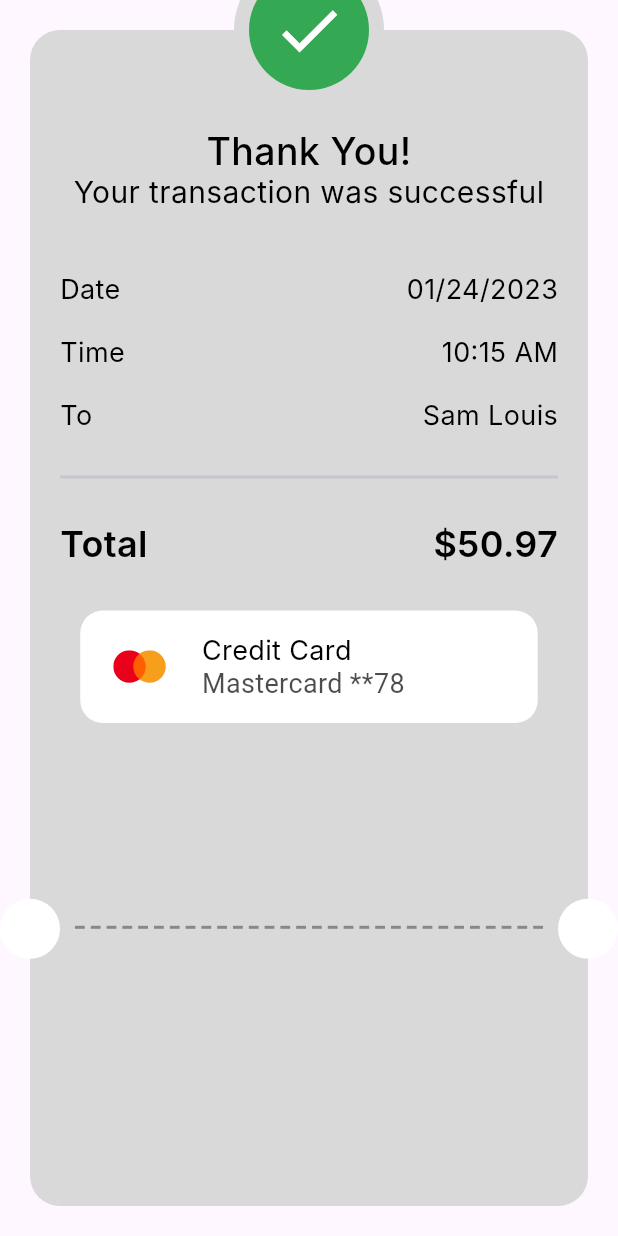
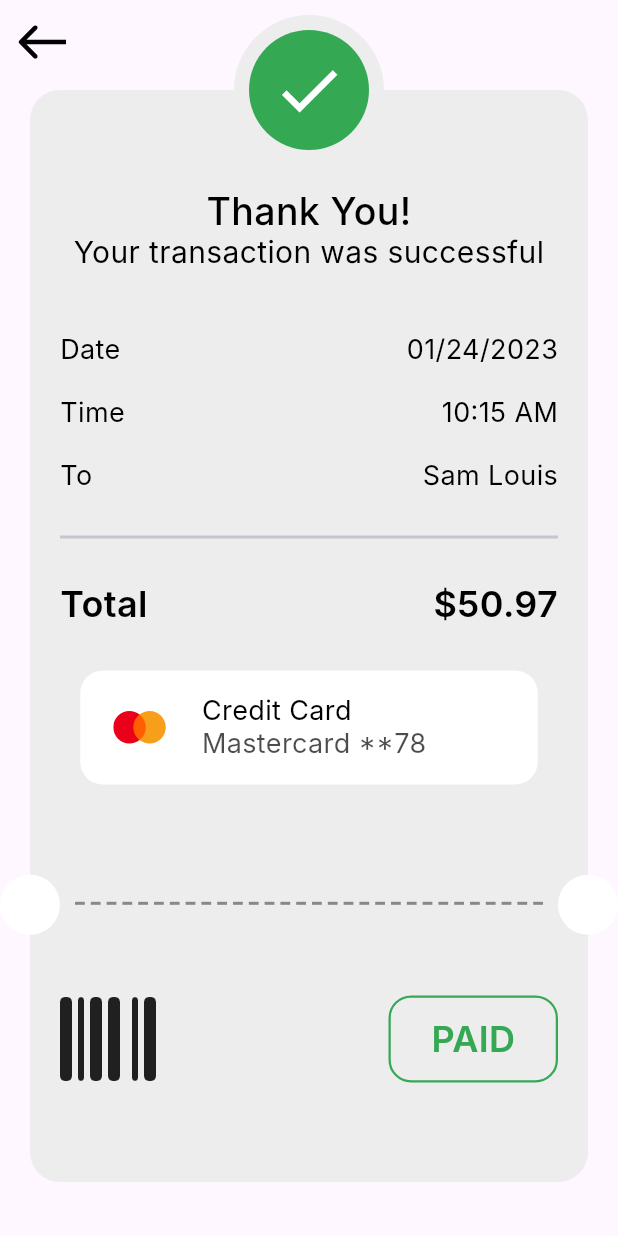
Before and after one commit to Osama-El-Dawli/checkout_app, a Flutter app: the ThankYouView screen opened directly, on a phone screen of 412 x 824 dp. Run offline on Flutter 3.47's test engine with Material 3 defaults, Android fonts, the phone set to English and light mode, and no system bars; our stand-ins replace flutter_credit_card, flutter_svg, font_awesome_flutter; Roboto replaces fonts that are missing (Inter).

Commit message:
Add back button to app bars and update payment flow
- Added back button functionality to the app bars in `PaymentDetailsView` and `ThankYouView`.
- Updated the `MyCartViewBody` to show a payment methods bottom sheet instead of navigating directly to `PaymentDetailsView`.
- Created a new `PaymentMethodsBottomSheet` widget to handle payment method selection.
- Updated the `CardInfoWidget` and `ThankYouCard` to use a consistent background color.
- Added `font_awesome_flutter` dependency for icons in the `ThankYouCard`.

```diff
--- a/lib/features/checkout/presentation/views/thank_you_view.dart
+++ b/lib/features/checkout/presentation/views/thank_you_view.dart
@@ -1,4 +1,5 @@
 import 'package:checkout_app/features/checkout/presentation/views/widgets/body/thank_you_view_body.dart';
+import 'package:checkout_app/features/checkout/presentation/views/widgets/custom_app_bar.dart';
 import 'package:flutter/material.dart';
 
 class ThankYouView extends StatelessWidget {
@@ -6,9 +7,16 @@ class ThankYouView extends StatelessWidget {
 
   @override
   Widget build(BuildContext context) {
-    return const Scaffold(
-      // appBar: customAppBar(title: ''),
-      body: ThankYouViewBody(),
+    return Scaffold(
+      appBar: customAppBar(
+        onTap: () {
+          Navigator.of(context).pop();
+        },
+      ),
+      body: Transform.translate(
+        offset: const Offset(0, -16),
+        child: const ThankYouViewBody(),
+      ),
     );
   }
 }
--- a/lib/features/checkout/presentation/views/widgets/card_info_widget.dart
+++ b/lib/features/checkout/presentation/views/widgets/card_info_widget.dart
@@ -31,10 +31,7 @@ class CardInfoWidget extends StatelessWidget {
                 ),
                 TextSpan(
                   text: 'Mastercard **78',
-                  style: TextStyle(
-                    fontSize: 18,
-                    fontWeight: FontWeight.w400,
-                    height: 0,
+                  style: Styles.style18.copyWith(
                     color: Colors.black.withOpacity(0.7),
                   ),
                 )
--- a/lib/features/checkout/presentation/views/widgets/custom_app_bar.dart
+++ b/lib/features/checkout/presentation/views/widgets/custom_app_bar.dart
@@ -1,16 +1,19 @@
 import 'package:flutter/material.dart';
 import 'package:flutter_svg/svg.dart';
 
-AppBar customAppBar({required final String title}) {
+AppBar customAppBar({final String? title, final void Function()? onTap}) {
   return AppBar(
     backgroundColor: Colors.transparent,
     centerTitle: true,
     elevation: 0,
     leading: Center(
-      child: SvgPicture.asset('assets/images/arrow.svg'),
+      child: GestureDetector(
+        onTap: onTap,
+        child: SvgPicture.asset('assets/images/arrow.svg'),
+      ),
     ),
     title: Text(
-      title,
+      title ?? '',
       style: const TextStyle(
         color: Colors.black,
         fontSize: 25,
--- a/lib/features/checkout/presentation/views/widgets/custom_check_icon.dart
+++ b/lib/features/checkout/presentation/views/widgets/custom_check_icon.dart
@@ -7,7 +7,7 @@ class CustomCheckIcon extends StatelessWidget {
   Widget build(BuildContext context) {
     return const CircleAvatar(
       radius: 50,
-      backgroundColor: Color(0xffD9D9D9),
+      backgroundColor: Color(0xffEDEDED),
       child: CircleAvatar(
         radius: 40,
         backgroundColor: Color(0xff34A853),
--- a/lib/features/checkout/presentation/views/widgets/thank_you_card.dart
+++ b/lib/features/checkout/presentation/views/widgets/thank_you_card.dart
@@ -3,6 +3,7 @@ import 'package:checkout_app/features/checkout/presentation/views/widgets/card_i
 import 'package:checkout_app/features/checkout/presentation/views/widgets/payment_item_info.dart';
 import 'package:checkout_app/features/checkout/presentation/views/widgets/total_price.dart';
 import 'package:flutter/material.dart';
+import 'package:font_awesome_flutter/font_awesome_flutter.dart';
 
 class ThankYouCard extends StatelessWidget {
   const ThankYouCard({super.key});
@@ -12,7 +13,7 @@ class ThankYouCard extends StatelessWidget {
     return Container(
       width: double.infinity,
       decoration: ShapeDecoration(
-        color: const Color(0xffD9D9D9),
+        color: const Color(0xffEDEDED),
         shape: RoundedRectangleBorder(
           borderRadius: BorderRadius.circular(20),
         ),
@@ -63,7 +64,42 @@ class ThankYouCard extends StatelessWidget {
             const SizedBox(
               height: 30,
             ),
-            const CardInfoWidget()
+            const CardInfoWidget(),
+            const Spacer(),
+            Row(
+              mainAxisAlignment: MainAxisAlignment.spaceBetween,
+              children: [
+                const Icon(
+                  FontAwesomeIcons.barcode,
+                  size: 64,
+                ),
+                Container(
+                  width: 113,
+                  height: 58,
+                  decoration: ShapeDecoration(
+                    shape: RoundedRectangleBorder(
+                      borderRadius: BorderRadius.circular(15),
+                      side: const BorderSide(
+                        width: 1.5,
+                        color: Color(0xff34A853),
+                      ),
+                    ),
+                  ),
+                  child: Center(
+                    child: Text(
+                      'PAID',
+                      style: Styles.style24.copyWith(
+                        color: const Color(0xff34A853),
+                      ),
+                    ),
+                  ),
+                ),
+              ],
+            ),
+            SizedBox(
+              height:
+                  ((MediaQuery.of(context).size.height * 0.2 + 20) / 2 - 29),
+            ),
           ],
         ),
       ),
--- a/pubspec.yaml
+++ b/pubspec.yaml
@@ -33,6 +33,7 @@ dependencies:
     sdk: flutter
   flutter_credit_card: ^4.0.1
   flutter_svg: ^2.0.16
+  font_awesome_flutter: ^10.8.0
 
 dev_dependencies:
   flutter_lints: ^4.0.0
```
Also changed, not shown: lib/features/checkout/presentation/views/payment_details_view.dart (+6 -1 lines), lib/features/checkout/presentation/views/widgets/body/my_cart_view_body.dart (+12 -4 lines), lib/features/checkout/presentation/views/widgets/payment_methods_bottom_sheet.dart (added, +37 -0 lines), pubspec.lock.
